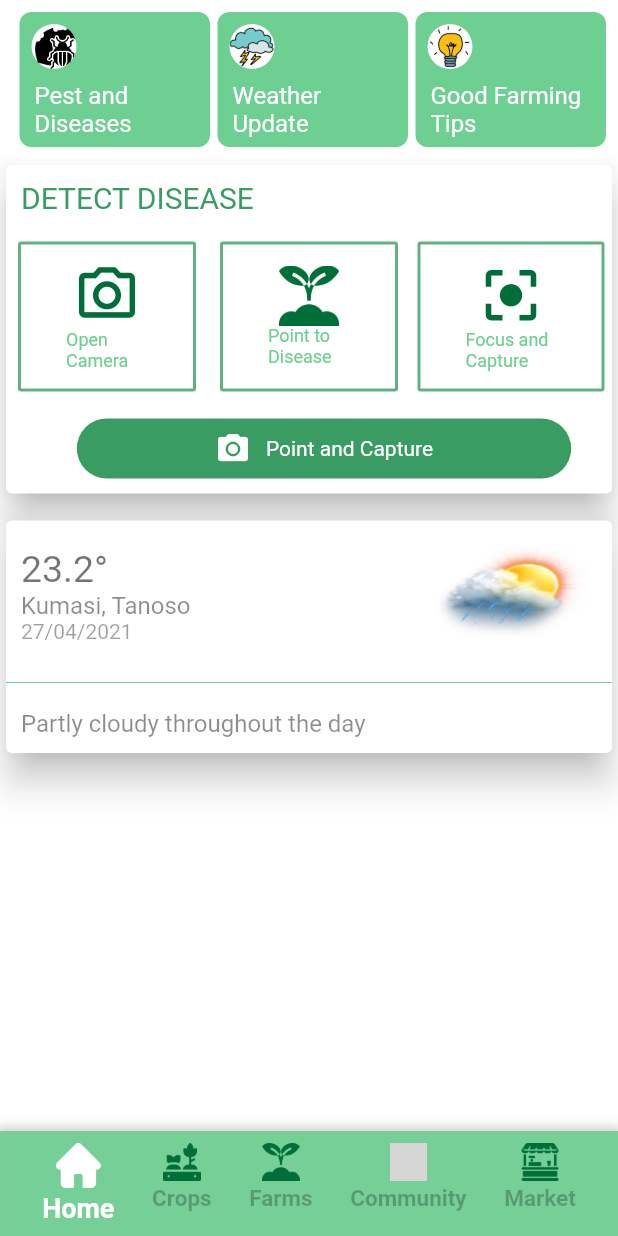
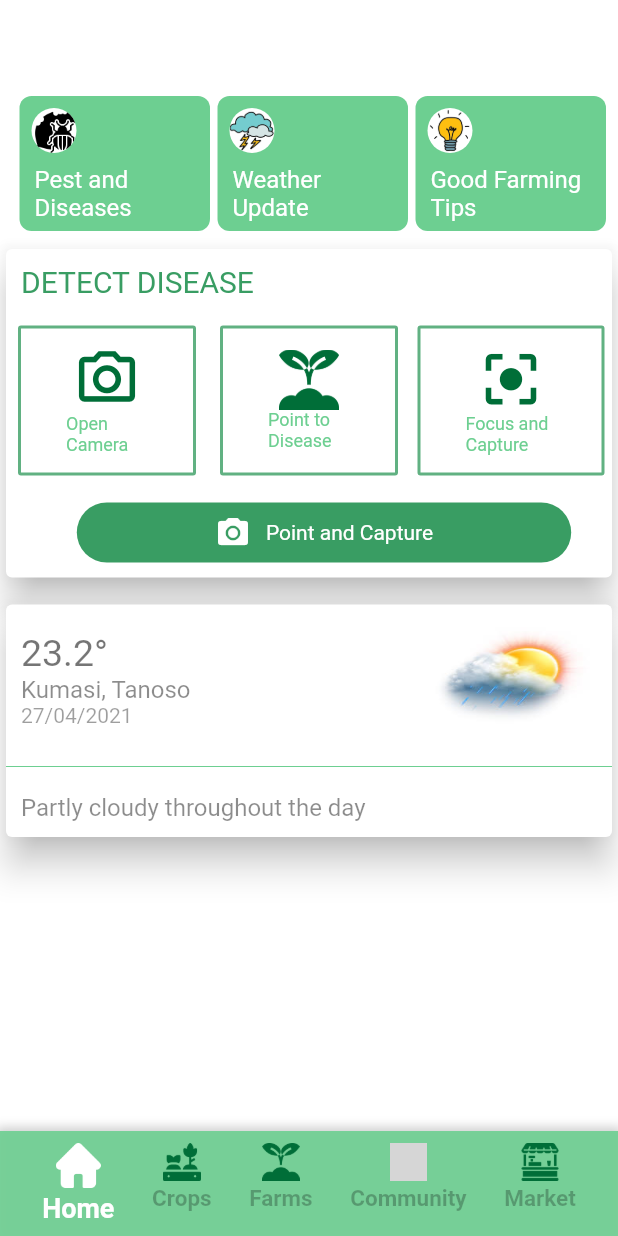
Before and after one commit to CodeAfric/AgriTeck-Users, a Flutter app: the HomePage screen opened directly, on a phone screen of 412 x 824 dp. Run offline on Flutter 3.47's test engine with Material 2 defaults, Android fonts, the phone set to English and light mode, and no system bars; our stand-ins replace carousel_pro, cloud_firestore, firebase_auth, firebase_core, firebase_storage, fluttertoast and 4 more; missing offline and left inert: floating_action_bubble, steel_crypt, tflite; accounts and stored records are empty; grey boxes are pictures that could not be loaded.

Commit message:
UI Change

```diff
--- a/lib/home/home-screen.dart
+++ b/lib/home/home-screen.dart
@@ -63,7 +63,7 @@ class _HomePageState extends State<HomePage> {
                   onPressed: () {})
             ],
           )
-        : null;
+        : AppBar(backgroundColor: Colors.white,elevation: 0,);
   }
 
   Widget setFloatBott(selectedPage) {
--- a/lib/main.dart
+++ b/lib/main.dart
@@ -16,8 +16,6 @@ class MyApp extends StatelessWidget {
   // This widget is the root of your application.
   @override
   Widget build(BuildContext context) {
-   // FirebaseAuth.instance.signOut();
-    //print('===============================================\n ${FirebaseAuth.instance.currentUser.phoneNumber}');
     return MaterialApp(
       debugShowCheckedModeBanner: false,
       title: 'AgriTek',
```
